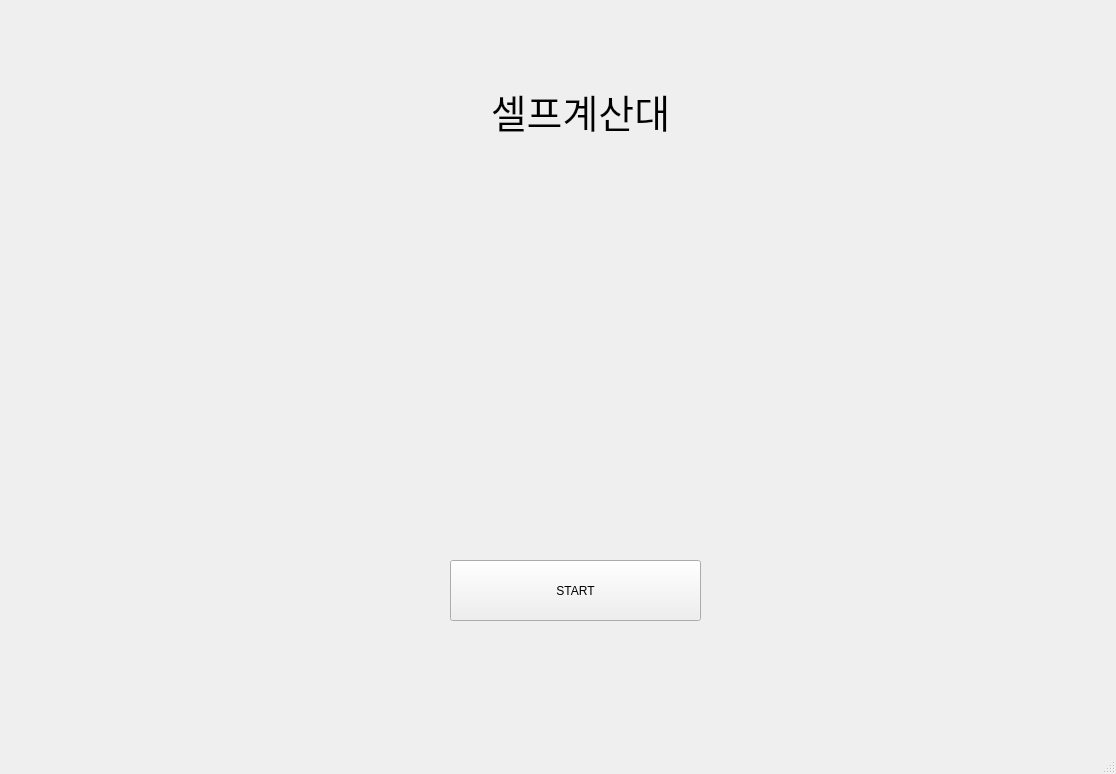
Above: GUI/main.ui from star6973/unmanned-payment-system before the change. Below: the same form after it.
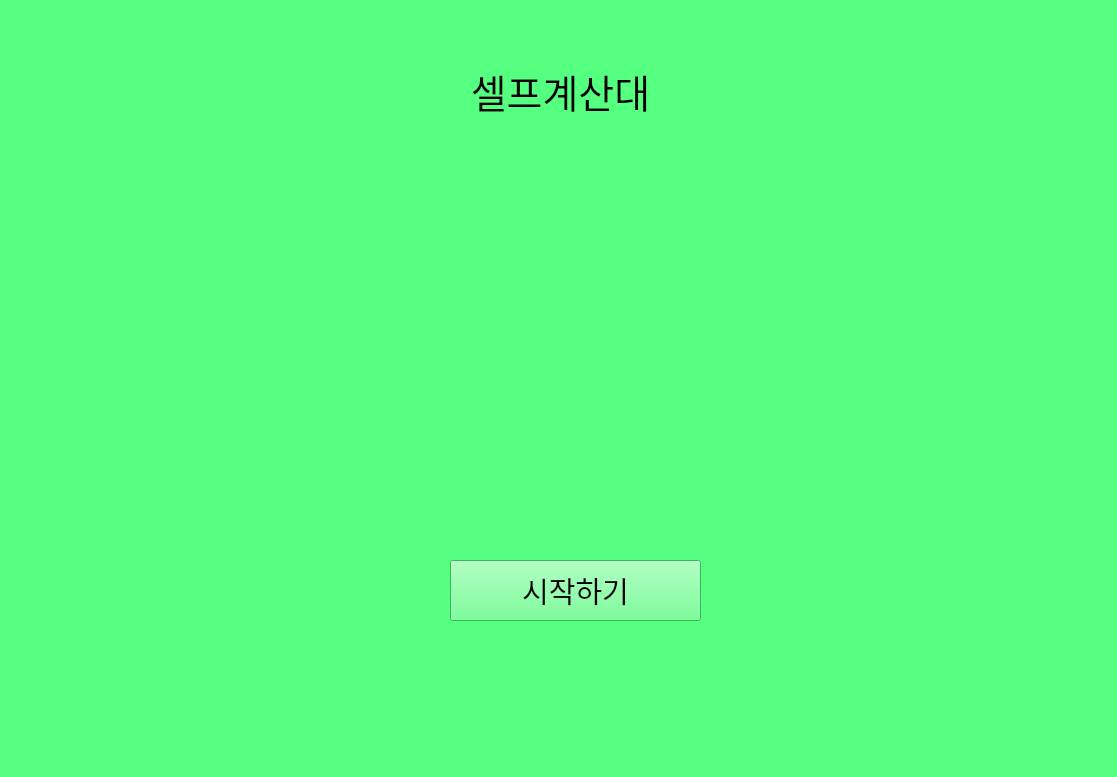
That is the form after the change. Icons and pictures are not drawn.

Diff of the .ui file:
```diff
--- a/GUI/main.ui
+++ b/GUI/main.ui
@@ -6,13 +6,16 @@
    <rect>
     <x>0</x>
     <y>0</y>
-    <width>1116</width>
-    <height>774</height>
+    <width>1117</width>
+    <height>777</height>
    </rect>
   </property>
   <property name="windowTitle">
    <string>MainWindow</string>
   </property>
+  <property name="styleSheet">
+   <string notr="true">background-color: rgb(85, 255, 127);</string>
+  </property>
   <widget class="QWidget" name="centralwidget">
    <widget class="QPushButton" name="start_button">
     <property name="geometry">
@@ -23,8 +26,13 @@
       <height>61</height>
      </rect>
     </property>
+    <property name="font">
+     <font>
+      <pointsize>22</pointsize>
+     </font>
+    </property>
     <property name="text">
-     <string>START</string>
+     <string>시작하기</string>
     </property>
    </widget>
    <widget class="QLabel" name="label">
@@ -49,8 +57,8 @@
    <widget class="QLabel" name="label_2">
     <property name="geometry">
      <rect>
-      <x>480</x>
-      <y>70</y>
+      <x>460</x>
+      <y>50</y>
       <width>201</width>
       <height>81</height>
      </rect>
```
Left out of the diff: 2 changed lines with no effect on the pictures.
